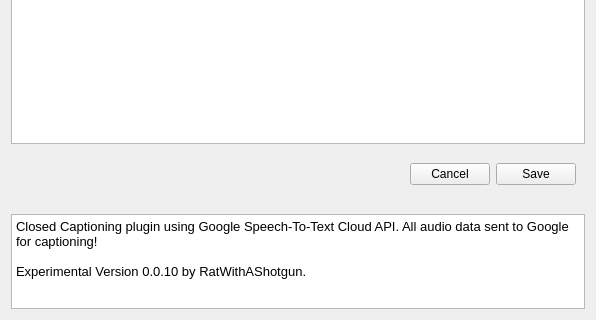
Before: the Qt Designer form src/ui/CaptionSettingsWidget.ui in 0x01050/google-live-captions-obs-plugin, drawn with Qt 5; both pictures show x 0 to 596 and y 466 to 786 of the 596 by 786 pixel window.
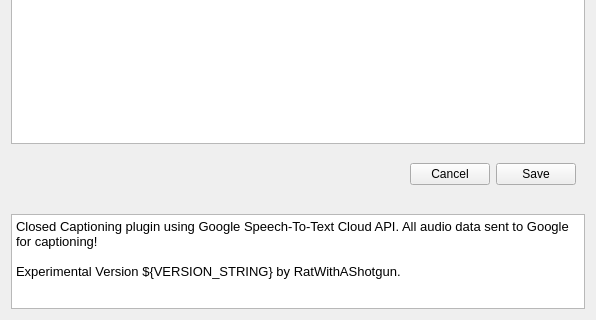
After: the same form once the commit is applied.

Commit message: add project wide VERSION_STRING

Diff of the .ui file:
```diff
--- a/src/ui/CaptionSettingsWidget.ui
+++ b/src/ui/CaptionSettingsWidget.ui
@@ -336,7 +336,7 @@
 &lt;/style&gt;&lt;/head&gt;&lt;body style=&quot; font-family:'.SF NS Text'; font-size:11pt; font-weight:400; font-style:normal;&quot;&gt;
 &lt;p style=&quot; margin-top:0px; margin-bottom:0px; margin-left:0px; margin-right:0px; -qt-block-indent:0; text-indent:0px;&quot;&gt;&lt;span style=&quot; font-size:10pt;&quot;&gt;Closed Captioning plugin using Google Speech-To-Text Cloud API. All audio data sent to Google for captioning!&lt;/span&gt;&lt;/p&gt;
 &lt;p style=&quot;-qt-paragraph-type:empty; margin-top:0px; margin-bottom:0px; margin-left:0px; margin-right:0px; -qt-block-indent:0; text-indent:0px; font-size:10pt;&quot;&gt;&lt;br /&gt;&lt;/p&gt;
-&lt;p style=&quot; margin-top:0px; margin-bottom:0px; margin-left:0px; margin-right:0px; -qt-block-indent:0; text-indent:0px;&quot;&gt;&lt;span style=&quot; font-size:10pt;&quot;&gt;Experimental Version 0.0.10 by RatWithAShotgun.&lt;/span&gt;&lt;/p&gt;&lt;/body&gt;&lt;/html&gt;</string>
+&lt;p style=&quot; margin-top:0px; margin-bottom:0px; margin-left:0px; margin-right:0px; -qt-block-indent:0; text-indent:0px;&quot;&gt;&lt;span style=&quot; font-size:10pt;&quot;&gt;Experimental Version ${VERSION_STRING} by RatWithAShotgun.&lt;/span&gt;&lt;/p&gt;&lt;/body&gt;&lt;/html&gt;</string>
      </property>
     </widget>
    </item>
```
The commit also changes 5 other files.
